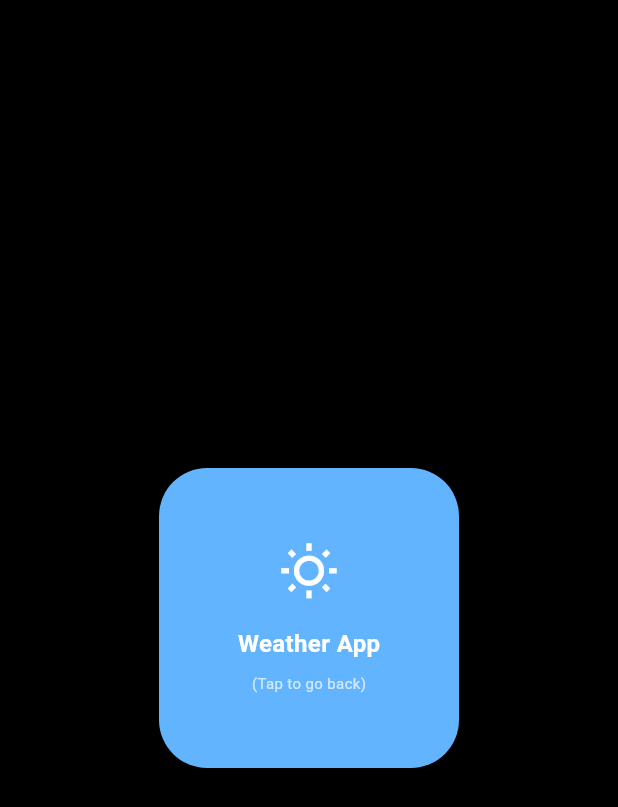
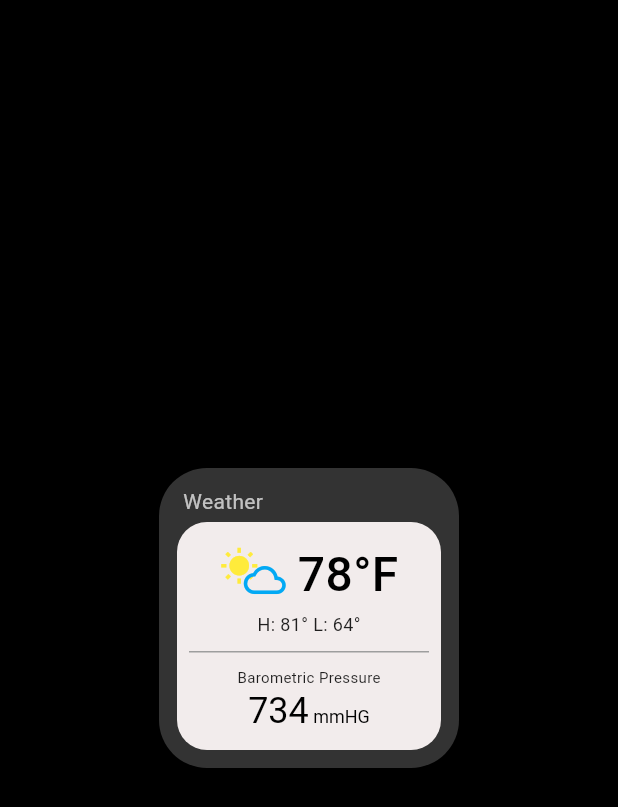
Before and after one commit to RickyBoudreau/CS7319-Final-Project-Group-9-Boudreau-Diaz-Villarreal, a Flutter app: the screen it shows after launch, after a tap on the "wb sunny" icon, on a phone screen of 412 x 824 dp. Shown: the top 807 px of the screen. Run offline on Flutter 3.47's test engine with Material 3 defaults, Android fonts, the phone set to English and light mode, and no system bars.

Commit message:
Weather App Implemented

```diff
--- a/iot_watch/lib/main.dart
+++ b/iot_watch/lib/main.dart
@@ -165,10 +165,131 @@ class WeatherAppScreen extends StatelessWidget {
 
   @override
   Widget build(BuildContext context) {
-    return PlaceholderScreenTemplate(
-      title: 'Weather App',
-      backgroundColor: const Color(0xFF63B4FF),
-      icon: Icons.wb_sunny_outlined,
+    const String currentTemp = '78';
+    const String highTemp = '81';
+    const String lowTemp = '64';
+    const String barometricPressure = '734';
+
+    return Scaffold(
+      backgroundColor: const Color(0xFF333333),
+      body: GestureDetector(
+        onTap: () => Navigator.of(context).pop(),
+        child: Padding(
+          padding: const EdgeInsets.all(12.0),
+          child: Column(
+            crossAxisAlignment: CrossAxisAlignment.start,
+            children: [
+              const Padding(
+                padding: EdgeInsets.only(left: 4.0, bottom: 4.0),
+                child: Text(
+                  'Weather',
+                  style: TextStyle(color: Colors.white70, fontSize: 14),
+                ),
+              ),
+
+              Expanded(
+                child: Container(
+                  width: double.infinity,
+                  decoration: BoxDecoration(
+                    color: const Color(0xFFF2ECEC),
+                    borderRadius: BorderRadius.circular(20),
+                  ),
+                  // THE FIX: Reduced vertical padding from 12.0 to 8.0.
+                  // This reclaims 8 total pixels of vertical space, easily fixing a 1px overflow.
+                  padding: const EdgeInsets.symmetric(horizontal: 8.0, vertical: 8.0),
+                  child: Column(
+                    mainAxisAlignment: MainAxisAlignment.spaceEvenly,
+                    children: [
+                      Column(
+                        children: [
+                          Row(
+                            mainAxisAlignment: MainAxisAlignment.center,
+                            children: [
+                              const SizedBox(
+                                width: 44,
+                                height: 36,
+                                child: Stack(
+                                  children: [
+                                    Positioned(
+                                      top: 0,
+                                      left: 0,
+                                      child: Icon(Icons.wb_sunny, color: Colors.yellow, size: 26),
+                                    ),
+                                    Positioned(
+                                      bottom: 0,
+                                      right: 0,
+                                      child: Icon(Icons.cloud_outlined, color: Colors.lightBlue, size: 28),
+                                    ),
+                                  ],
+                                ),
+                              ),
+                              const SizedBox(width: 8),
+                              Text(
+                                '$currentTemp°F',
+                                style: const TextStyle(
+                                  fontSize: 32,
+                                  fontWeight: FontWeight.w500,
+                                  color: Colors.black,
+                                ),
+                              ),
+                            ],
+                          ),
+                          const SizedBox(height: 2), // Slightly reduced from 4
+                          Text(
+                            'H: $highTemp° L: $lowTemp°',
+                            style: const TextStyle(
+                              fontSize: 12,
+                              color: Colors.black87,
+                            ),
+                          ),
+                        ],
+                      ),
+
+                      // THE FIX: Reduced divider height from 16 to 12.
+                      // Reclaims another 4 pixels to give the bottom text plenty of breathing room.
+                      const Divider(
+                        color: Colors.grey,
+                        thickness: 1,
+                        height: 12,
+                      ),
+
+                      Column(
+                        children: [
+                          const FittedBox(
+                            fit: BoxFit.scaleDown,
+                            child: Text(
+                              'Barometric Pressure',
+                              style: TextStyle(fontSize: 10, color: Colors.black87),
+                            ),
+                          ),
+                          const SizedBox(height: 2), // Slightly reduced from 4
+                          FittedBox(
+                            fit: BoxFit.scaleDown,
+                            child: RichText(
+                              text: TextSpan(
+                                children: [
+                                  TextSpan(
+                                    text: barometricPressure,
+                                    style: const TextStyle(fontSize: 24, color: Colors.black)
+                                  ),
+                                  const TextSpan(
+                                    text: ' mmHG',
+                                    style: TextStyle(fontSize: 12, color: Colors.black)
+                                  ),
+                                ],
+                              ),
+                            ),
+                          ),
+                        ],
+                      ),
+                    ],
+                  ),
+                ),
+              ),
+            ],
+          ),
+        ),
+      ),
     );
   }
 }
```
